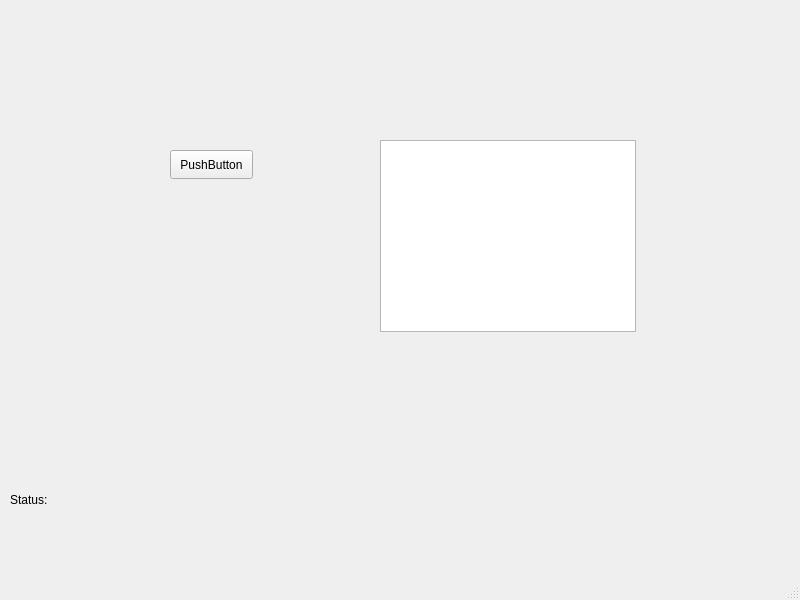
First picture: the form in mainwindow.ui, repository FRANZ2103/Qt_Sqlite_connection, before the edit.
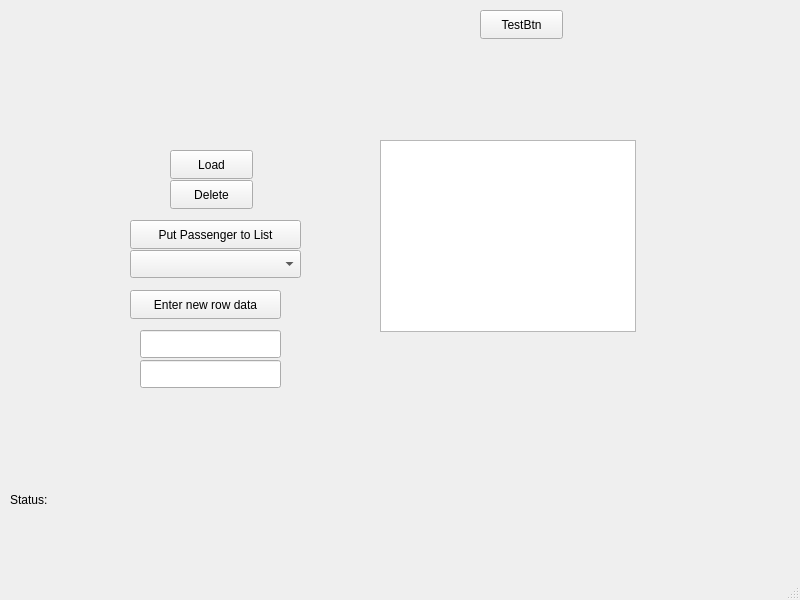
Second picture: the form after the edit.

Diff of the .ui file:
```diff
--- a/mainwindow.ui
+++ b/mainwindow.ui
@@ -27,19 +27,6 @@
      <string>Status: </string>
     </property>
    </widget>
-   <widget class="QPushButton" name="pushButton">
-    <property name="geometry">
-     <rect>
-      <x>170</x>
-      <y>150</y>
-      <width>83</width>
-      <height>29</height>
-     </rect>
-    </property>
-    <property name="text">
-     <string>PushButton</string>
-    </property>
-   </widget>
    <widget class="QTableView" name="tableView">
     <property name="geometry">
      <rect>
@@ -50,6 +37,101 @@
      </rect>
     </property>
    </widget>
+   <widget class="QPushButton" name="delete_2">
+    <property name="geometry">
+     <rect>
+      <x>170</x>
+      <y>180</y>
+      <width>83</width>
+      <height>29</height>
+     </rect>
+    </property>
+    <property name="text">
+     <string>Delete</string>
+    </property>
+   </widget>
+   <widget class="QComboBox" name="comboBox">
+    <property name="geometry">
+     <rect>
+      <x>130</x>
+      <y>250</y>
+      <width>171</width>
+      <height>28</height>
+     </rect>
+    </property>
+   </widget>
+   <widget class="QPushButton" name="pushButton_2">
+    <property name="geometry">
+     <rect>
+      <x>130</x>
+      <y>290</y>
+      <width>151</width>
+      <height>29</height>
+     </rect>
+    </property>
+    <property name="text">
+     <string>Enter new row data</string>
+    </property>
+   </widget>
+   <widget class="QLineEdit" name="lineEdit">
+    <property name="geometry">
+     <rect>
+      <x>140</x>
+      <y>330</y>
+      <width>141</width>
+      <height>28</height>
+     </rect>
+    </property>
+   </widget>
+   <widget class="QLineEdit" name="lineEdit_2">
+    <property name="geometry">
+     <rect>
+      <x>140</x>
+      <y>360</y>
+      <width>141</width>
+      <height>28</height>
+     </rect>
+    </property>
+   </widget>
+   <widget class="QPushButton" name="load_btn">
+    <property name="geometry">
+     <rect>
+      <x>170</x>
+      <y>150</y>
+      <width>83</width>
+      <height>29</height>
+     </rect>
+    </property>
+    <property name="text">
+     <string>Load</string>
+    </property>
+   </widget>
+   <widget class="QPushButton" name="putDBtoCombobox">
+    <property name="geometry">
+     <rect>
+      <x>130</x>
+      <y>220</y>
+      <width>171</width>
+      <height>29</height>
+     </rect>
+    </property>
+    <property name="text">
+     <string>Put Passenger to List</string>
+    </property>
+   </widget>
+   <widget class="QPushButton" name="test_btn">
+    <property name="geometry">
+     <rect>
+      <x>480</x>
+      <y>10</y>
+      <width>83</width>
+      <height>29</height>
+     </rect>
+    </property>
+    <property name="text">
+     <string>TestBtn</string>
+    </property>
+   </widget>
   </widget>
   <widget class="QMenuBar" name="menubar">
    <property name="geometry">
```
